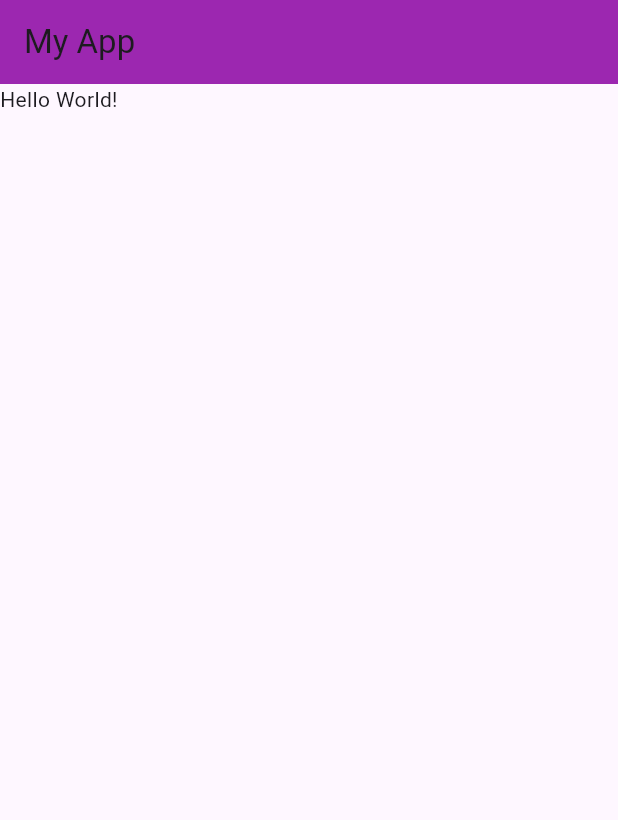
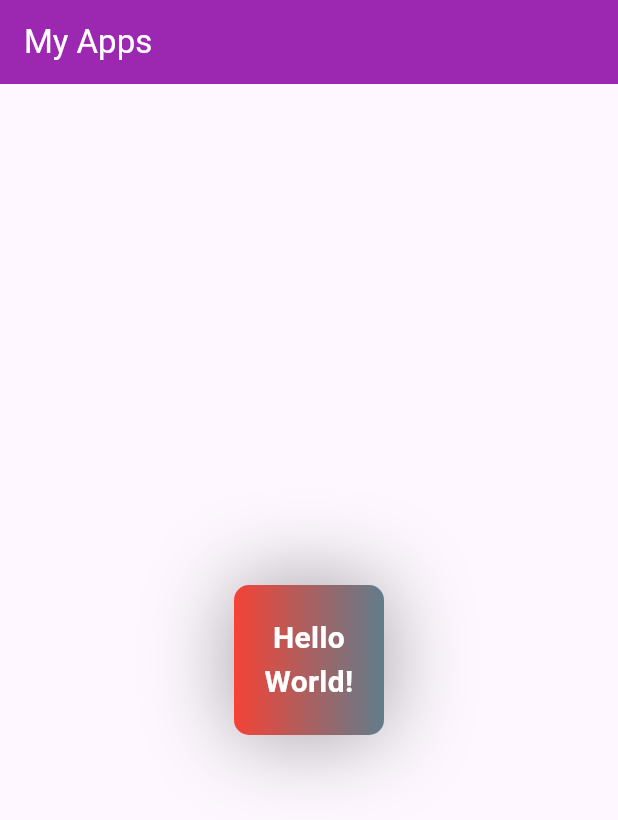
Before and after one commit to Tahmid-kabir-addin/Flutter-Essentials, a Flutter app: the screen it shows after launch, on a phone screen of 412 x 824 dp. Shown: the top 820 px of the screen. Run offline on Flutter 3.47's test engine with Material 3 defaults, Android fonts, the phone set to English and light mode, and no system bars.

Commit message:
body container boxdecoration

```diff
--- a/lib/main.dart
+++ b/lib/main.dart
@@ -1,13 +1,12 @@
-import 'package:flutter/cupertino.dart';
 import 'package:flutter/material.dart';
 
 void main() {
   //WidgetsApp //MaterialApp // CupertinoApp
 
   runApp(MaterialApp(
-      home: HomePage(),
-    theme: ThemeData(
-      primarySwatch: Colors.purple,
+    home: const HomePage(),
+    theme: ThemeData().copyWith(
+      colorScheme: ThemeData().colorScheme.copyWith(primary: Colors.blue),
     ),
   ));
 }
@@ -20,10 +19,46 @@
     return Scaffold(
       appBar: AppBar(
         backgroundColor: Colors.purple,
-        title: Text('My App'),
+        title: const Text(
+          'My Apps',
+          style: TextStyle(
+            color: Colors.white,
+          ),
+        ),
       ),
-      body: Container(
-        child: Text('Hello World!'),
+      body: Center(
+        child: Container(
+          padding: const EdgeInsets.all(10),
+          alignment: Alignment.center,
+          height: 100,
+          width: 100,
+          clipBehavior: Clip.antiAlias,
+
+          // color: Colors.red,
+          decoration: BoxDecoration(
+            gradient: const LinearGradient(colors: [
+              Colors.red,
+              Colors.blueGrey,
+            ]),
+            boxShadow: const [
+              BoxShadow(
+                color: Colors.grey,
+                blurRadius: 50,
+              )
+            ],
+            color: Colors.red,
+            borderRadius: BorderRadius.circular(10),
+          ),
+          child: const Text(
+            'Hello World!',
+            textAlign: TextAlign.center,
+            style: TextStyle(
+              color: Colors.white,
+              fontWeight: FontWeight.bold,
+              fontSize: 20,
+            ),
+          ),
+        ),
       ),
     );
   }
```
